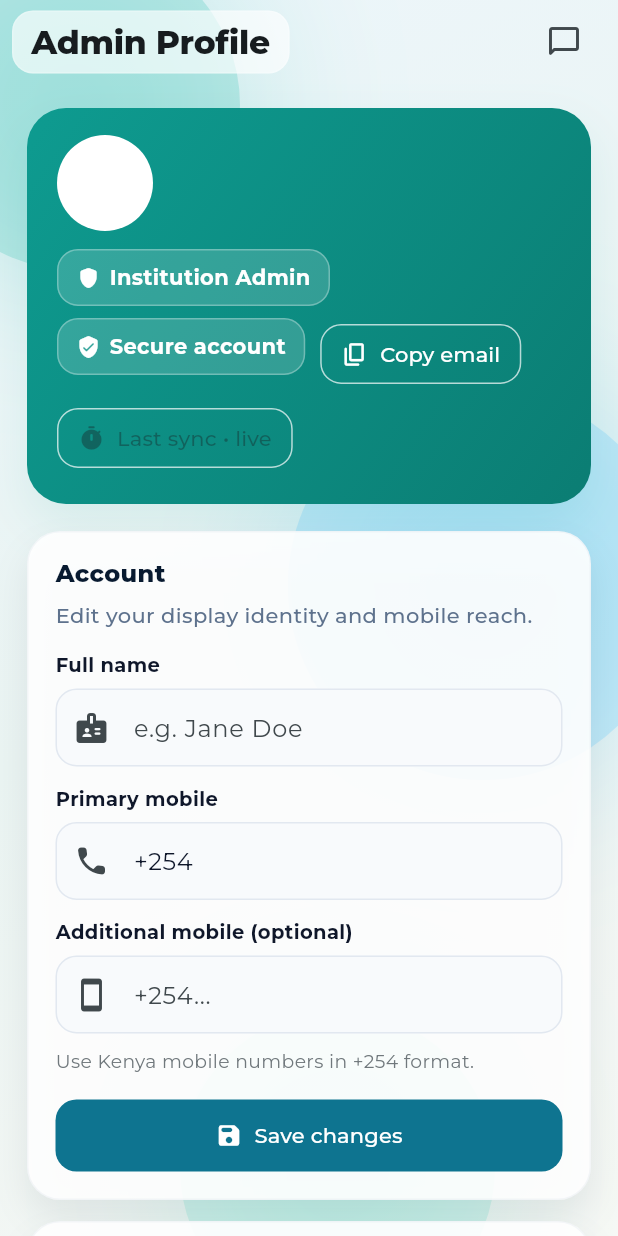
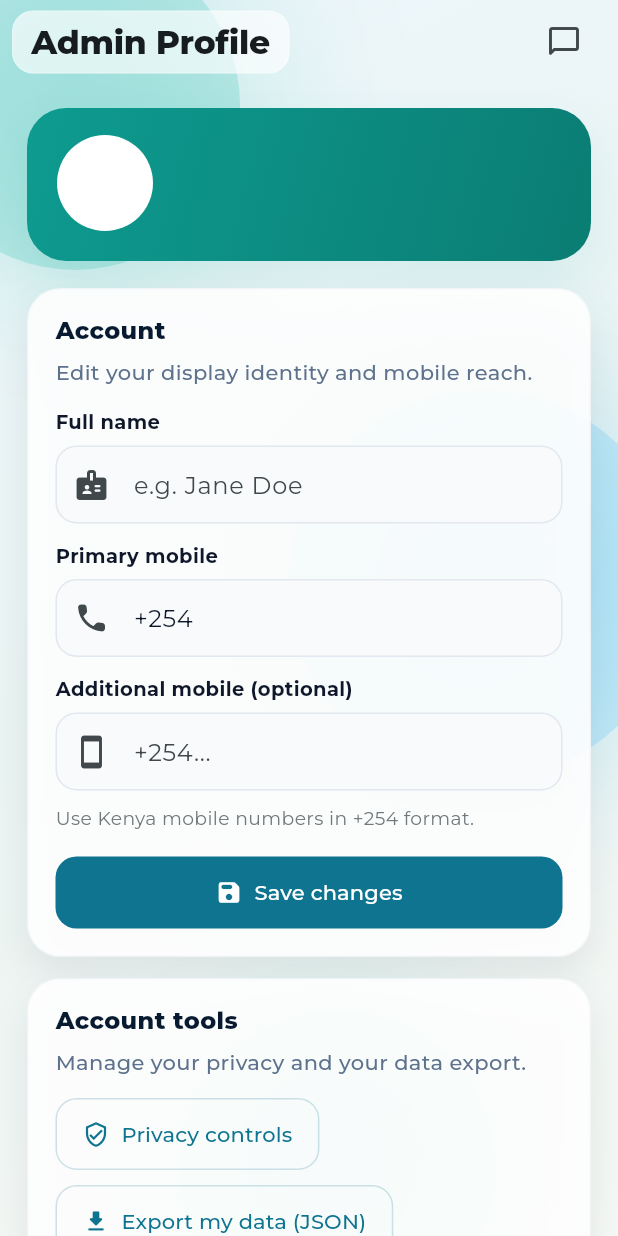
Before and after one commit to legendofarry/mindnest, a Flutter app: the InstitutionAdminProfileScreen screen opened by its route, on a phone screen of 412 x 824 dp. Run offline on Flutter 3.47's test engine with Material 3 defaults, Android fonts, the phone set to English and light mode, and no system bars; our stand-ins replace cloud_firestore, firebase_auth, firebase_core, firebase_messaging, flutter_local_notifications, flutter_riverpod and 7 more; missing offline and left inert: dart_jsonwebtoken, livekit_client; accounts and stored records are empty.

Commit message:
test - Removed the mobile-only copy icon from the profile card

```diff
--- a/lib/features/institutions/presentation/institution_admin_profile_screen.dart
+++ b/lib/features/institutions/presentation/institution_admin_profile_screen.dart
@@ -684,50 +684,6 @@ class _ProfileHero extends StatelessWidget {
               ),
             ],
           ),
-          const SizedBox(height: 12),
-          Wrap(
-            spacing: 10,
-            runSpacing: 8,
-            children: [
-              _HeroPill(icon: Icons.shield_rounded, label: 'Institution Admin'),
-              _HeroPill(
-                icon: Icons.verified_user_rounded,
-                label: 'Secure account',
-              ),
-              OutlinedButton.icon(
-                style: OutlinedButton.styleFrom(
-                  foregroundColor: Colors.white,
-                  side: const BorderSide(color: Colors.white70),
-                  padding: const EdgeInsets.symmetric(
-                    horizontal: 14,
-                    vertical: 10,
-                  ),
-                  shape: RoundedRectangleBorder(
-                    borderRadius: BorderRadius.circular(14),
-                  ),
-                ),
-                onPressed: () => Clipboard.setData(ClipboardData(text: email)),
-                icon: const Icon(Icons.copy_rounded, size: 18),
-                label: const Text('Copy email'),
-              ),
-              OutlinedButton.icon(
-                style: OutlinedButton.styleFrom(
-                  foregroundColor: Colors.white,
-                  side: const BorderSide(color: Colors.white70),
-                  padding: const EdgeInsets.symmetric(
-                    horizontal: 14,
-                    vertical: 10,
-                  ),
-                  shape: RoundedRectangleBorder(
-                    borderRadius: BorderRadius.circular(14),
-                  ),
-                ),
-                onPressed: null,
-                icon: const Icon(Icons.timer_rounded, size: 18),
-                label: const Text('Last sync • live'),
-              ),
-            ],
-          ),
         ],
       ),
     );
```
